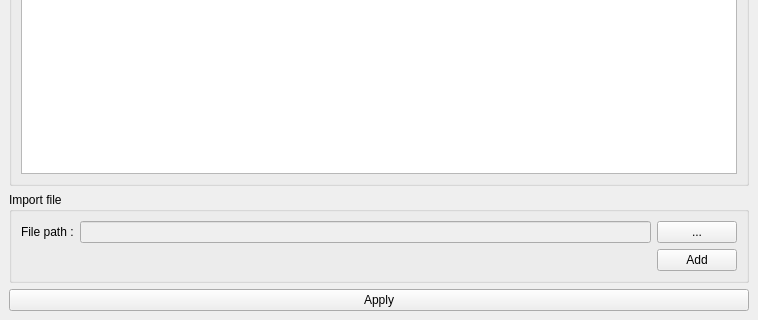
CCSEPBVR/CS-IS-PBVR, file Widgets/Merge.ui: the form before one commit; both pictures show x 0 to 758 and y 172 to 492 of the 758 by 492 pixel window.
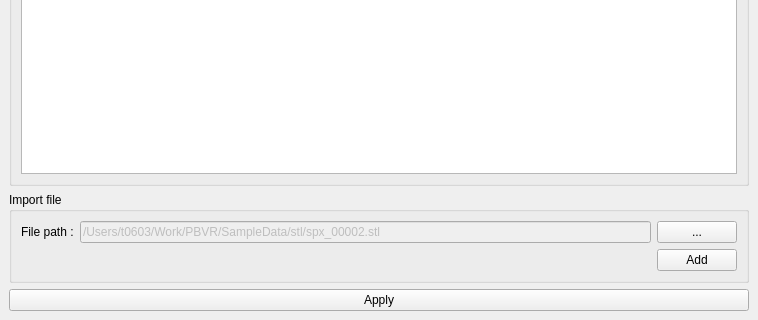
The form after the commit.

Commit message: 表示、非表示機能の開発中

The edit to the form file:
```diff
--- a/Widgets/Merge.ui
+++ b/Widgets/Merge.ui
@@ -84,6 +84,9 @@
          <property name="enabled">
           <bool>false</bool>
          </property>
+         <property name="text">
+          <string>/Users/t0603/Work/PBVR/SampleData/stl/spx_00002.stl</string>
+         </property>
         </widget>
        </item>
        <item row="0" column="2">
```
The commit also changes 2 other files.
